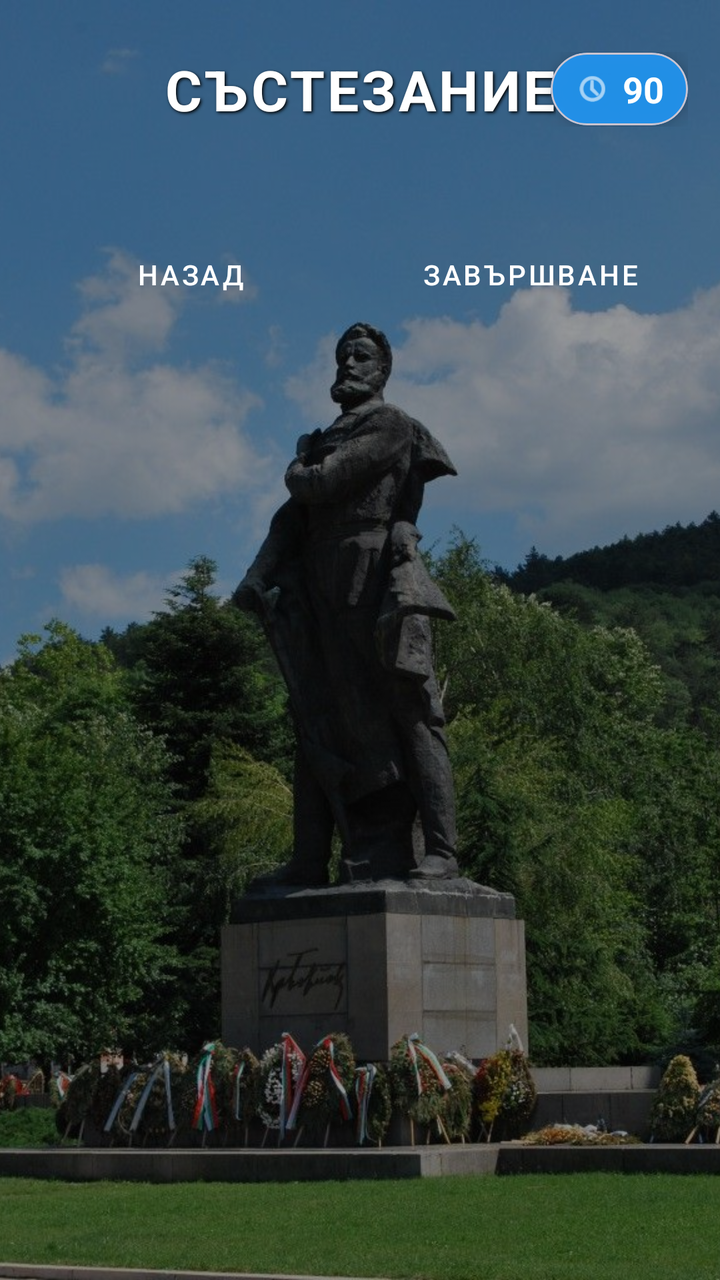
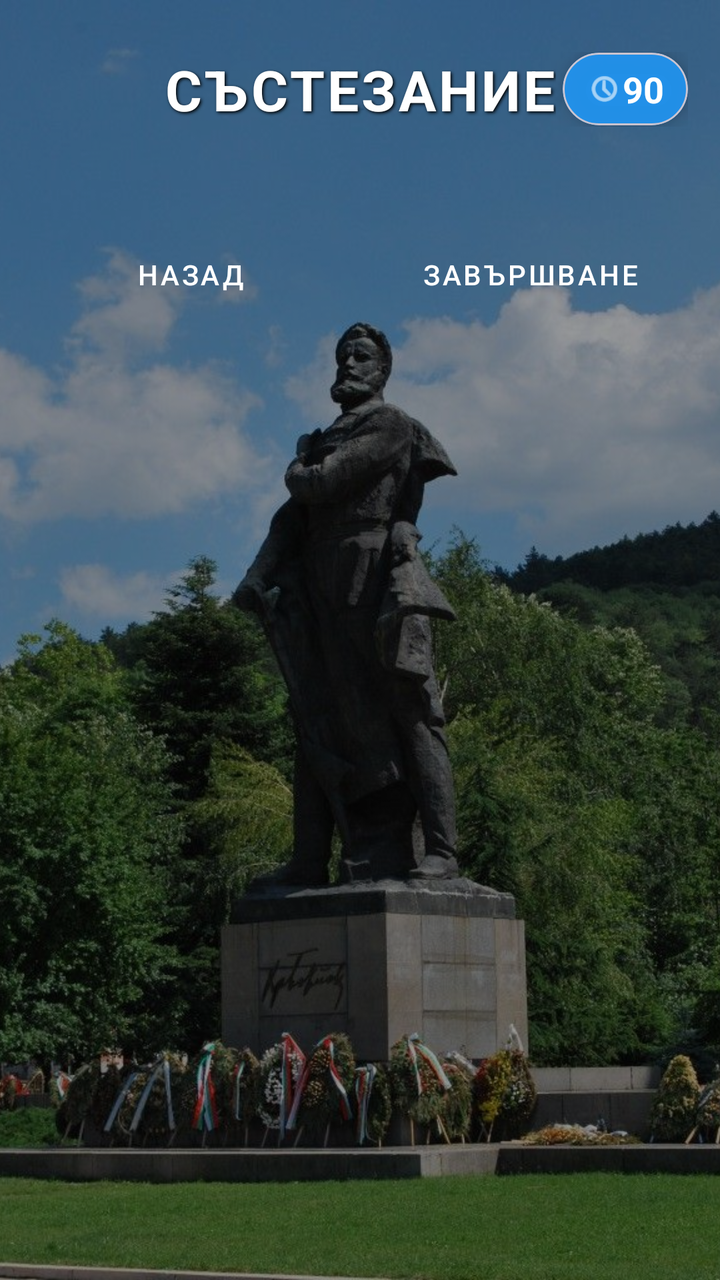

Compare the two renders of this Android layout. The source of the first and the diff that turns it into the second are given below.
<!-- AndroidManifest.xml: application theme Theme.QuizLandmarksBG -->
<!-- res/layout/activity_quiz.xml -->
<?xml version="1.0" encoding="utf-8"?>
<androidx.constraintlayout.widget.ConstraintLayout xmlns:android="http://schemas.android.com/apk/res/android"
    xmlns:app="http://schemas.android.com/apk/res-auto"
    xmlns:tools="http://schemas.android.com/tools"
    android:id="@+id/main"
    android:layout_width="match_parent"
    android:layout_height="match_parent"
    tools:context=".QuizActivity">

    <ImageView
        android:layout_width="match_parent"
        android:layout_height="match_parent"
        android:scaleType="centerCrop"
        android:src="@drawable/quiz_background" />

    <View
        android:layout_width="match_parent"
        android:layout_height="match_parent"
        android:background="#66000000" />

    <ScrollView
        android:layout_width="match_parent"
        android:layout_height="match_parent"
        android:fillViewport="true">

        <LinearLayout
            android:id="@+id/questionsContainer"
            android:orientation="vertical"
            android:padding="16dp"
            android:layout_width="match_parent"
            android:layout_height="wrap_content">

            <RelativeLayout
                android:layout_width="match_parent"
                android:layout_height="wrap_content"
                android:layout_marginTop="10dp"
                android:layout_marginBottom="24dp">

                <TextView
                    android:layout_width="wrap_content"
                    android:layout_height="wrap_content"
                    android:layout_centerInParent="true"
                    android:text="СЪСТЕЗАНИЕ"
                    android:textColor="#FFFFFF"
                    android:textSize="28sp"
                    android:textStyle="bold"
                    android:shadowColor="#000000"
                    android:shadowDx="2"
                    android:shadowDy="2"
                    android:shadowRadius="4"
                    android:letterSpacing="0.05" />

                <com.google.android.material.card.MaterialCardView
                    android:layout_width="wrap_content"
                    android:layout_height="wrap_content"
                    android:layout_alignParentEnd="true"
                    android:layout_centerVertical="true"
                    app:cardCornerRadius="20dp"
                    app:cardBackgroundColor="#E62196F3"
                    app:cardElevation="6dp">

                    <LinearLayout
                        android:layout_width="wrap_content"
                        android:layout_height="wrap_content"
                        android:orientation="horizontal"
                        android:paddingStart="12dp"
                        android:paddingEnd="12dp"
                        android:paddingTop="6dp"
                        android:paddingBottom="6dp"
                        android:gravity="center">

                        <ImageView
                            android:layout_width="18dp"
                            android:layout_height="18dp"
                            android:src="@android:drawable/ic_menu_recent_history"
                            app:tint="#FFFFFF"
                            android:layout_marginEnd="6dp"/>

                        <TextView
                            android:id="@+id/tvTimer"
                            android:layout_width="wrap_content"
                            android:layout_height="wrap_content"
                            android:text="90"
                            android:textColor="#FFFFFF"
                            android:textSize="18sp"
                            android:textStyle="bold" />
                    </LinearLayout>
                </com.google.android.material.card.MaterialCardView>
            </RelativeLayout>

            <LinearLayout
                android:layout_width="match_parent"
                android:layout_height="wrap_content"
                android:orientation="horizontal"
                android:layout_marginTop="20dp">

                <Button
                    android:id="@+id/btnBack"
                    style="@style/Widget.MaterialComponents.Button.OutlinedButton"
                    android:layout_width="0dp"
                    android:layout_weight="1"
                    android:layout_height="60dp"
                    android:text="Назад"
                    android:textColor="#FFFFFF"
                    app:strokeColor="#FFFFFF"
                    app:cornerRadius="8dp"/>

                <View
                    android:layout_width="12dp"
                    android:layout_height="match_parent"/>

                <Button
                    android:id="@+id/btnFinish"
                    style="@style/Widget.MaterialComponents.Button"
                    android:layout_width="0dp"
                    android:layout_weight="1"
                    android:layout_height="60dp"
                    android:text="Завършване"
                    app:cornerRadius="8dp"
                    app:backgroundTint="#3700B3"/>

            </LinearLayout>
        </LinearLayout>
    </ScrollView>
</androidx.constraintlayout.widget.ConstraintLayout>
<!-- resources referenced by this layout -->
<resources>
  <!-- drawable quiz_background: jpg bitmap (drawable, 133616 bytes) -->
  <style name="Theme.QuizLandmarksBG" parent="Base.Theme.QuizLandmarksBG" />
  <style name="Base.Theme.QuizLandmarksBG" parent="Theme.Material3.DayNight.NoActionBar">
          
          
      </style>
</resources>

<!-- the commit's change to res/layout/activity_quiz.xml (unified diff, before → after) -->
@@ -73,8 +73,7 @@
                             android:layout_width="18dp"
                             android:layout_height="18dp"
                             android:src="@android:drawable/ic_menu_recent_history"
-                            app:tint="#FFFFFF"
-                            android:layout_marginEnd="6dp"/>
+                            app:tint="#FFFFFF"/>
 
                         <TextView
                             android:id="@+id/tvTimer"
